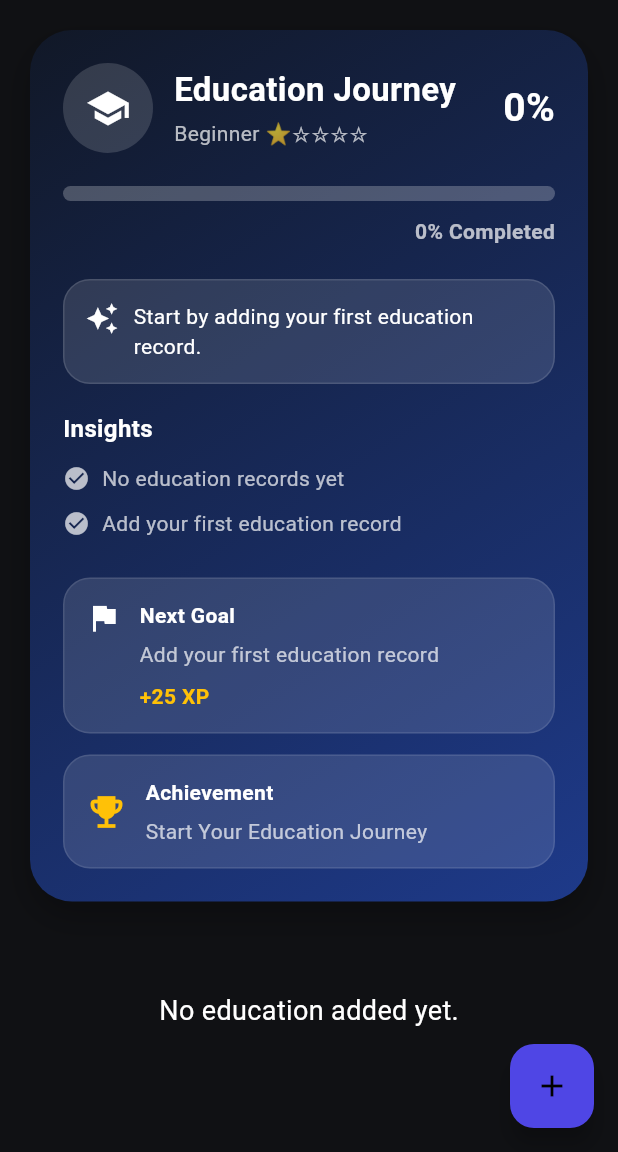
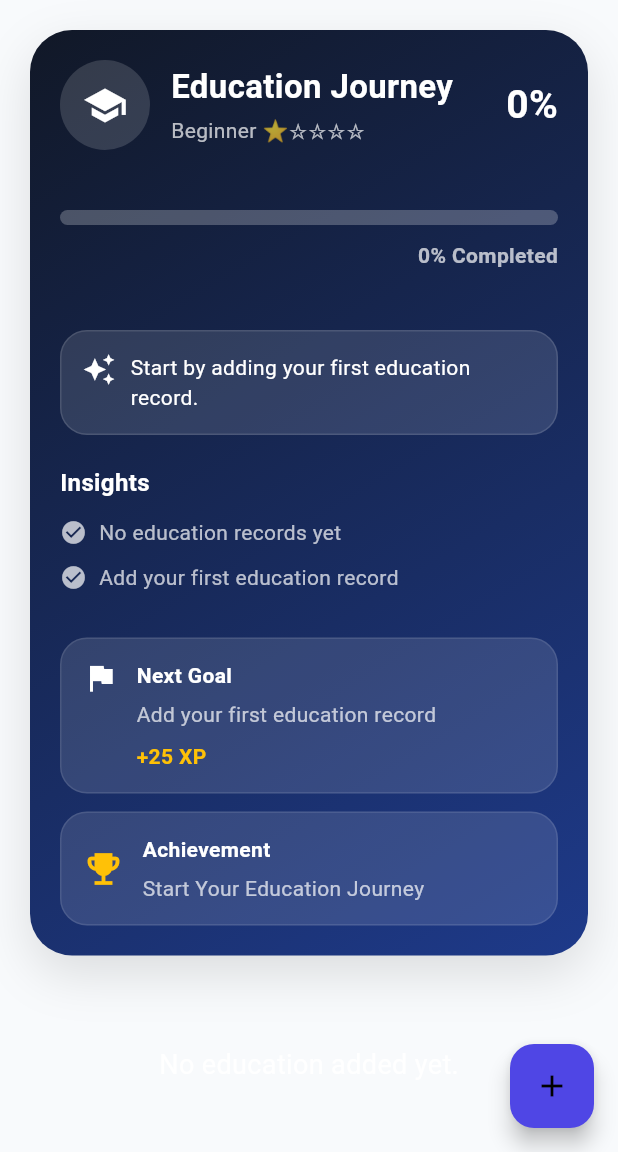
Before and after one commit to hedarboss2-bot/smart_cv_profile, a Flutter app: the EducationScreen screen opened by its route, on a phone screen of 412 x 824 dp, the part 84-1236 px from its top. Run offline on Flutter 3.47's test engine with Material 3 defaults, Android fonts, the phone set to English and light mode, and no system bars; our stand-ins replace image_picker, shared_preferences; accounts and stored records are empty.

Commit message:
Refactor core screens with AppScaffold and AppPage

```diff
--- a/lib/core/design/app_colors.dart
+++ b/lib/core/design/app_colors.dart
@@ -3,32 +3,23 @@ import 'package:flutter/material.dart';
 class AppColors {
   AppColors._();
 
-  // Primary
-  static const Color primary = Color(0xFF2563EB);
-  static const Color secondary = Color(0xFF1D4ED8);
+  static const primary = Color(0xff4F46E5);
 
-  // Background
-  static const Color background = Color(0xFF0F172A);
-  static const Color surface = Color(0xFF1E293B);
+  static const secondary = Color(0xff312E81);
 
-  // Text
-  static const Color textPrimary = Colors.white;
-  static const Color textSecondary = Color(0xFFCBD5E1);
+  static const background = Color(0xffF8FAFC);
 
-  // Status
-  static const Color success = Color(0xFF22C55E);
-  static const Color warning = Color(0xFFF59E0B);
-  static const Color error = Color(0xFFEF4444);
-  static const Color info = Color(0xFF3B82F6);
+  static const surface = Colors.white;
 
-  // Progress
-  static const Color progressLow = error;
-  static const Color progressMedium = warning;
-  static const Color progressHigh = success;
+  static const success = Color(0xff10B981);
 
-  // Cards
-  static const Color card = Color(0xFF1E293B);
+  static const warning = Color(0xffF59E0B);
 
-  // Border
-  static const Color border = Color(0xFF334155);
+  static const error = Color(0xffEF4444);
+
+  static const textPrimary = Color(0xff111827);
+
+  static const textSecondary = Color(0xff6B7280);
+
+  static const border = Color(0xffE5E7EB);
 }
--- /dev/null
+++ b/lib/core/design/app_gradients.dart
@@ -0,0 +1,32 @@
+import 'package:flutter/material.dart';
+
+class AppGradients {
+  AppGradients._();
+
+  static const LinearGradient primary = LinearGradient(
+    colors: [
+      Color(0xff111827),
+      Color(0xff312E81),
+    ],
+    begin: Alignment.topLeft,
+    end: Alignment.bottomRight,
+  );
+
+  static const LinearGradient premium = LinearGradient(
+    colors: [
+      Color(0xff111827),
+      Color(0xff1E3A8A),
+    ],
+    begin: Alignment.topLeft,
+    end: Alignment.bottomRight,
+  );
+
+  static const LinearGradient light = LinearGradient(
+    colors: [
+      Color(0xffEEF2FF),
+      Color(0xffF5F3FF),
+    ],
+    begin: Alignment.topLeft,
+    end: Alignment.bottomRight,
+  );
+}
--- a/lib/core/design/app_radius.dart
+++ b/lib/core/design/app_radius.dart
@@ -3,18 +3,18 @@ import 'package:flutter/material.dart';
 class AppRadius {
   AppRadius._();
 
-  static const BorderRadius small =
+  static const BorderRadius sm =
       BorderRadius.all(Radius.circular(8));
 
-  static const BorderRadius medium =
-      BorderRadius.all(Radius.circular(12));
-
-  static const BorderRadius large =
+  static const BorderRadius md =
       BorderRadius.all(Radius.circular(16));
 
-  static const BorderRadius extraLarge =
+  static const BorderRadius lg =
       BorderRadius.all(Radius.circular(24));
 
-  static const BorderRadius card =
-      BorderRadius.all(Radius.circular(20));
+  static const BorderRadius xl =
+      BorderRadius.all(Radius.circular(28));
+
+  static const BorderRadius pill =
+      BorderRadius.all(Radius.circular(100));
 }
--- /dev/null
+++ b/lib/core/design/app_shadows.dart
@@ -0,0 +1,21 @@
+import 'package:flutter/material.dart';
+
+class AppShadows {
+  AppShadows._();
+
+  static const List<BoxShadow> soft = [
+    BoxShadow(
+      color: Color.fromARGB(20, 0, 0, 0),
+      blurRadius: 20,
+      offset: Offset(0, 8),
+    ),
+  ];
+
+  static const List<BoxShadow> medium = [
+    BoxShadow(
+      color: Color.fromARGB(30, 0, 0, 0),
+      blurRadius: 28,
+      offset: Offset(0, 12),
+    ),
+  ];
+}
--- a/lib/core/design/app_spacing.dart
+++ b/lib/core/design/app_spacing.dart
@@ -1,11 +1,21 @@
+import 'package:flutter/widgets.dart';
+
 class AppSpacing {
   AppSpacing._();
 
-  static const double xs = 4;
-  static const double sm = 8;
-  static const double md = 12;
-  static const double lg = 16;
-  static const double xl = 20;
-  static const double xxl = 24;
-  static const double xxxl = 32;
+  static const xs = 4.0;
+  static const sm = 8.0;
+  static const md = 12.0;
+  static const lg = 20.0;
+  static const xl = 28.0;
+  static const xxl = 40.0;
+
+  static const page = EdgeInsets.all(lg);
+
+  static const card = EdgeInsets.all(lg);
+
+  static const screen = EdgeInsets.symmetric(
+    horizontal: lg,
+    vertical: lg,
+  );
 }
--- a/lib/screens/education/education_screen.dart
+++ b/lib/screens/education/education_screen.dart
@@ -5,6 +5,10 @@ import 'package:smart_cv_profile/controllers/education_controller.dart';
 import 'package:smart_cv_profile/core/journey/journey_engine.dart';
 import 'package:smart_cv_profile/core/journey/journey_module.dart';
 import 'package:smart_cv_profile/core/rules/education_rules.dart';
+
+import 'package:smart_cv_profile/widgets/common/app_page.dart';
+import 'package:smart_cv_profile/widgets/common/app_scaffold.dart';
+
 import 'package:smart_cv_profile/widgets/education_card.dart';
 import 'package:smart_cv_profile/widgets/education_form.dart';
 import 'package:smart_cv_profile/widgets/smart_journey_card.dart';
@@ -21,17 +25,19 @@ class EducationScreen extends StatelessWidget {
     }
 
     final hasGrade = controller.educations.any(
-      (education) => education.grade.isNotEmpty,
+      (e) => e.grade.isNotEmpty,
     );
 
     final hasDescription = controller.educations.any(
-      (education) => education.description.isNotEmpty,
+      (e) => e.description.isNotEmpty,
     );
 
     return [
       "${controller.educations.length} education record(s)",
       hasGrade ? "Grade / GPA added" : "Grade / GPA missing",
-      hasDescription ? "Description added" : "Description missing",
+      hasDescription
+          ? "Description added"
+          : "Description missing",
     ];
   }
 
@@ -41,16 +47,18 @@ class EducationScreen extends StatelessWidget {
     }
 
     final hasGrade = controller.educations.any(
-      (education) => education.grade.isNotEmpty,
+      (e) => e.grade.isNotEmpty,
     );
 
     final hasDescription = controller.educations.any(
-      (education) => education.description.isNotEmpty,
+      (e) => e.description.isNotEmpty,
     );
 
     if (!hasGrade) return "Add Grade / GPA";
     if (!hasDescription) return "Add Description";
-    if (controller.educations.length < 2) return "Add another education";
+    if (controller.educations.length < 2) {
+      return "Add another education";
+    }
 
     return "Your education profile looks great!";
   }
@@ -101,20 +109,22 @@ class EducationScreen extends StatelessWidget {
   @override
   Widget build(BuildContext context) {
     final controller = context.watch<EducationController>();
-    final progress = EducationRules.calculateScore(controller.educations);
+    final progress = EducationRules.calculateScore(
+      controller.educations,
+    );
 
-    return Scaffold(
-      appBar: AppBar(
-        title: const Text("Education"),
-      ),
+    return AppScaffold(
+      title: "Education",
       floatingActionButton: FloatingActionButton(
         onPressed: () => _openEducationForm(context),
         child: const Icon(Icons.add),
       ),
-      body: controller.isLoading
-          ? const Center(child: CircularProgressIndicator())
+      body: AppPage(
+        child: controller.isLoading
+            ? const Center(
+                child: CircularProgressIndicator(),
+              )
             : ListView(
-              padding: const EdgeInsets.all(20),
                 children: [
                   SmartJourneyCard(
                     title: "Education",
@@ -130,7 +140,9 @@ class EducationScreen extends StatelessWidget {
                     coachMessage: _getCoachMessage(progress),
                     reward: JourneyEngine.getReward(progress),
                   ),
+
                   const SizedBox(height: 20),
+
                   if (controller.educations.isEmpty)
                     const Center(
                       child: Padding(
@@ -143,7 +155,9 @@ class EducationScreen extends StatelessWidget {
                     )
                   else
                     ...controller.educations.map(
-                    (education) => EducationCard(
+                      (education) => Padding(
+                        padding: const EdgeInsets.only(bottom: 16),
+                        child: EducationCard(
                           education: education,
                           onEdit: () {
                             _openEducationForm(
@@ -152,12 +166,16 @@ class EducationScreen extends StatelessWidget {
                             );
                           },
                           onDelete: () {
-                        controller.deleteEducation(education.id);
+                            controller.deleteEducation(
+                              education.id,
+                            );
                           },
+                        ),
                       ),
                     ),
                 ],
               ),
+      ),
     );
   }
 }
--- /dev/null
+++ b/lib/widgets/common/app_page.dart
@@ -0,0 +1,37 @@
+import 'package:flutter/material.dart';
+
+import 'package:smart_cv_profile/core/design/app_colors.dart';
+import 'package:smart_cv_profile/core/design/app_spacing.dart';
+
+class AppPage extends StatelessWidget {
+  final Widget child;
+  final EdgeInsetsGeometry padding;
+  final bool safeArea;
+
+  const AppPage({
+    super.key,
+    required this.child,
+    this.padding = AppSpacing.screen,
+    this.safeArea = true,
+  });
+
+  @override
+  Widget build(BuildContext context) {
+    final content = Container(
+      color: AppColors.background,
+      width: double.infinity,
+      child: Padding(
+        padding: padding,
+        child: child,
+      ),
+    );
+
+    if (!safeArea) {
+      return content;
+    }
+
+    return SafeArea(
+      child: content,
+    );
+  }
+}
--- /dev/null
+++ b/lib/widgets/common/app_scaffold.dart
@@ -0,0 +1,35 @@
+import 'package:flutter/material.dart';
+
+class AppScaffold extends StatelessWidget {
+  final String title;
+  final Widget body;
+  final Widget? floatingActionButton;
+  final List<Widget>? actions;
+  final bool showAppBar;
+  final Color? backgroundColor;
+
+  const AppScaffold({
+    super.key,
+    required this.title,
+    required this.body,
+    this.floatingActionButton,
+    this.actions,
+    this.showAppBar = true,
+    this.backgroundColor,
+  });
+
+  @override
+  Widget build(BuildContext context) {
+    return Scaffold(
+      backgroundColor: backgroundColor,
+      appBar: showAppBar
+          ? AppBar(
+              title: Text(title),
+              actions: actions,
+            )
+          : null,
+      floatingActionButton: floatingActionButton,
+      body: body,
+    );
+  }
+}
--- a/lib/widgets/smart_journey_card.dart
+++ b/lib/widgets/smart_journey_card.dart
@@ -1,5 +1,9 @@
 import 'package:flutter/material.dart';
 
+import 'package:smart_cv_profile/core/design/app_gradients.dart';
+import 'package:smart_cv_profile/core/design/app_radius.dart';
+import 'package:smart_cv_profile/core/design/app_shadows.dart';
+import 'package:smart_cv_profile/core/design/app_spacing.dart';
 import 'package:smart_cv_profile/widgets/journey/journey_achievement.dart';
 import 'package:smart_cv_profile/widgets/journey/journey_coach.dart';
 import 'package:smart_cv_profile/widgets/journey/journey_goal.dart';
@@ -35,24 +39,11 @@ class SmartJourneyCard extends StatelessWidget {
   Widget build(BuildContext context) {
     return Container(
       width: double.infinity,
-      padding: const EdgeInsets.all(22),
+      padding: AppSpacing.card,
       decoration: BoxDecoration(
-        borderRadius: BorderRadius.circular(28),
-        gradient: const LinearGradient(
-          colors: [
-            Color(0xff111827),
-            Color(0xff1E3A8A),
-          ],
-          begin: Alignment.topLeft,
-          end: Alignment.bottomRight,
-        ),
-        boxShadow: [
-          BoxShadow(
-            color: Colors.black.withOpacity(0.25),
-            blurRadius: 18,
-            offset: const Offset(0, 10),
-          ),
-        ],
+        borderRadius: AppRadius.xl,
+        gradient: AppGradients.premium,
+        boxShadow: AppShadows.medium,
       ),
       child: Column(
         crossAxisAlignment: CrossAxisAlignment.start,
@@ -63,22 +54,22 @@ class SmartJourneyCard extends StatelessWidget {
             progress: progress,
             icon: icon,
           ),
-          const SizedBox(height: 22),
+          const SizedBox(height: AppSpacing.xxl),
 
           JourneyProgress(progress: progress),
-          const SizedBox(height: 22),
+          const SizedBox(height: AppSpacing.xxl),
 
           JourneyCoach(message: coachMessage),
-          const SizedBox(height: 18),
+          const SizedBox(height: AppSpacing.lg),
 
           JourneyInsights(insights: insights),
-          const SizedBox(height: 16),
+          const SizedBox(height: AppSpacing.lg),
 
           JourneyGoal(
             goal: nextGoal,
             reward: reward,
           ),
-          const SizedBox(height: 14),
+          const SizedBox(height: AppSpacing.md),
 
           JourneyAchievement(title: achievement),
         ],
```
Also changed, not shown: lib/screens/skills/skill_screen.dart (+23 -42 lines), lib/widgets/dashboard/dashboard_header.dart (added, +53 -0 lines), lib/widgets/dashboard_progress_overview.dart (added, +143 -0 lines), lib/widgets/profile_hero_card.dart (added, +177 -0 lines). Lines whose indentation alone changed are shown as unchanged.
